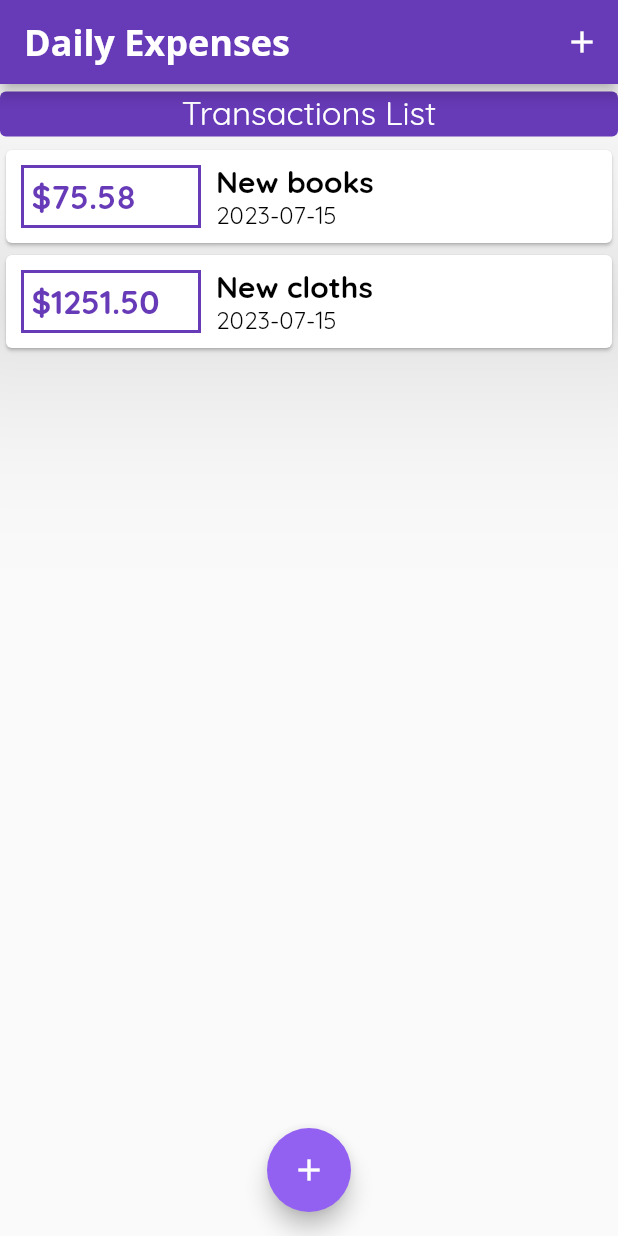
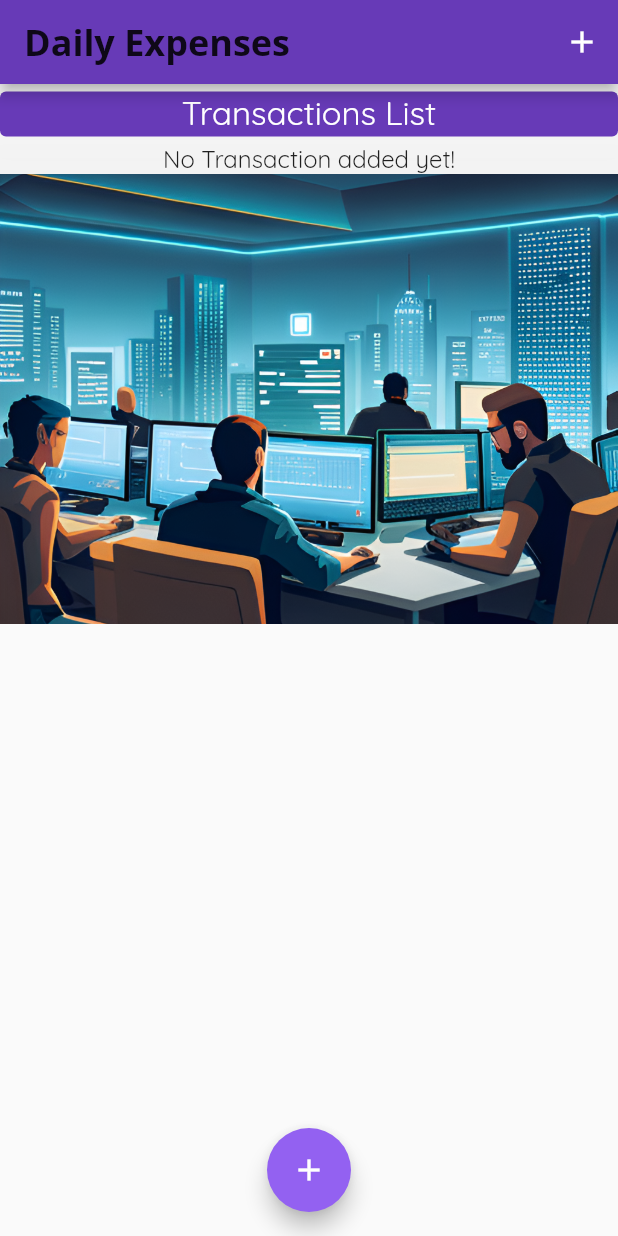
Before and after one commit to RasikaRD/ExpensesApp, a Flutter app: the screen it shows after launch, on a phone screen of 412 x 824 dp. Run offline on Flutter 3.47's test engine with Material 2 defaults, Android fonts, the phone set to English and light mode, and no system bars.

Commit message:
add image for if transactions list empty

```diff
--- a/lib/main.dart
+++ b/lib/main.dart
@@ -16,10 +16,10 @@ class MyHomePage extends StatefulWidget {
 
 class _MyHomePageState extends State<MyHomePage> {
   final List<Transaction> _userTransaction = [
-    Transaction(
-        id: 't1', amount: 75.58, date: DateTime.now(), title: 'New books'),
-    Transaction(
-        id: 't2', amount: 1251.5, date: DateTime.now(), title: 'New cloths'),
+    // Transaction(
+    //     id: 't1', amount: 75.58, date: DateTime.now(), title: 'New books'),
+    // Transaction(
+    //     id: 't2', amount: 1251.5, date: DateTime.now(), title: 'New cloths'),
   ];
   void _addNewTransaction(String txTitle, double txAmount) {
     final newtx = Transaction(
@@ -54,13 +54,14 @@ class _MyHomePageState extends State<MyHomePage> {
         primarySwatch: Colors.deepPurple,
         accentColor:Color.fromARGB(255, 147, 97, 241),
         fontFamily: 'Quicksand',
-        // appBarTheme: AppBarTheme(
-        //   textTheme: ThemeData.light().textTheme.copyWith(
-        //     titleMedium: const TextStyle(
-        //       fontFamily: 'OpenSans',
-        //       fontSize: 24,
-        //       fontWeight: FontWeight.bold,
-        //       )))
+        appBarTheme: AppBarTheme(
+          textTheme: ThemeData.light().textTheme.copyWith(
+            titleMedium: const TextStyle(
+              fontFamily: 'OpenSans',
+              fontSize: 20,
+              color: Colors.amber,
+              fontWeight: FontWeight.bold,
+              )))
       ),
       home: Scaffold(
         appBar: AppBar(
--- a/lib/widgets/transaction_list.dart
+++ b/lib/widgets/transaction_list.dart
@@ -10,7 +10,14 @@ class TransactionList extends StatelessWidget {
   Widget build(BuildContext context) {
     return SizedBox(
       height: 400,
-      child: ListView.builder(
+      child:transaction.isEmpty ? Column (children:  <Widget> [
+        Text('No Transaction added yet!', style: Theme.of(context).textTheme.titleMedium,),
+        SizedBox(
+          height: 300,
+          width: double.infinity,
+          child: Image.asset('assets/images/image1.png', fit: BoxFit.cover, )),
+      ],
+      ) : ListView.builder(
         itemBuilder: (ctx, index) {
           return Card(
             child: Row(
--- a/pubspec.yaml
+++ b/pubspec.yaml
@@ -60,8 +60,9 @@ flutter:
   uses-material-design: true
 
   # To add assets to your application, add an assets section, like this:
-  # assets:
-  #   - images/a_dot_burr.jpeg
+  assets:
+    - assets/images/image1.png
+    - assets/images/image2.png
   #   - images/a_dot_ham.jpeg
 
   # An image asset can refer to one or more resolution-specific "variants", see
```
Also changed, not shown: assets/images/image1.png (added), assets/images/image2.png (added).
